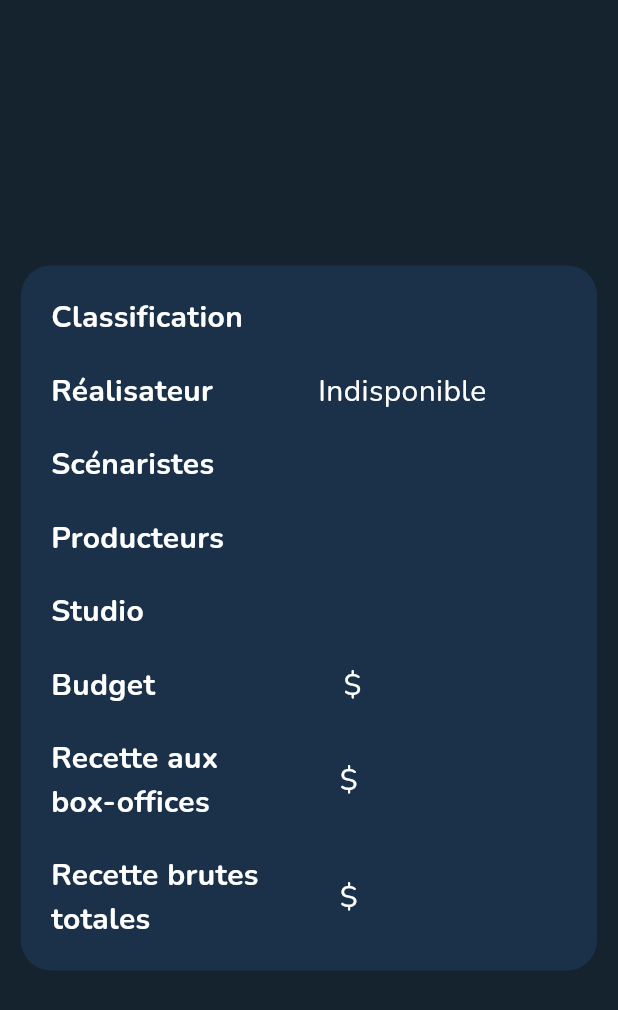
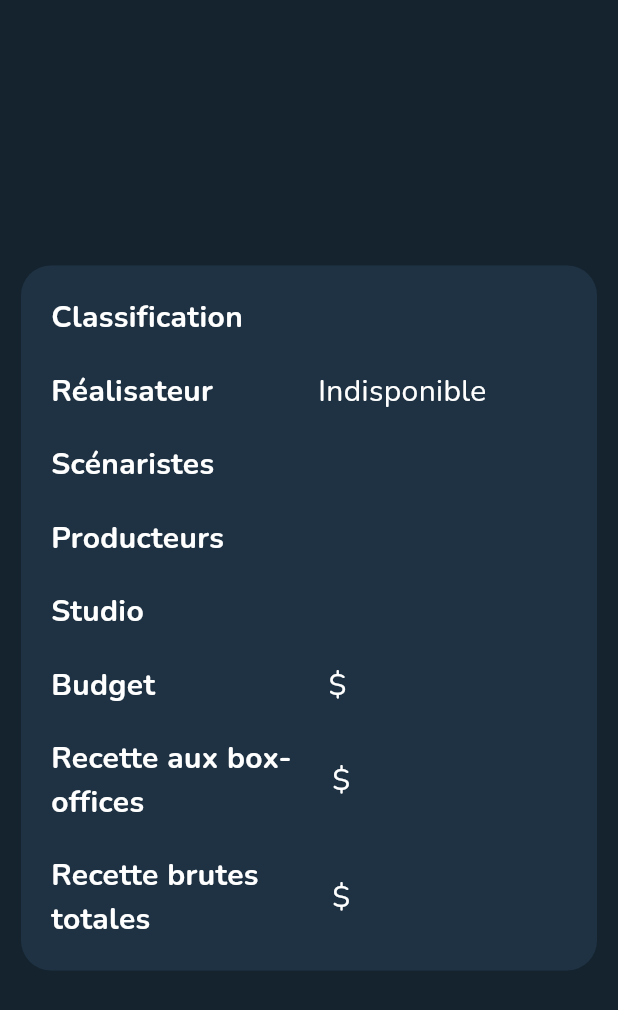
Before and after one commit to Xman77713/projet-flutter, a Flutter app: the SecondBlocDetailsMoviesInfos widget shown alone on an empty page, opened directly with empty values, on a phone screen of 412 x 824 dp. Shown: the top 1010 px of the screen. Run offline on Flutter 3.47's test engine with Material 3 defaults, Android fonts, the phone set to English and light mode, and no system bars; our stand-ins replace dio, flutter_bloc, flutter_svg, flutter_widget_from_html, go_router, google_fonts and 1 more; generated files the repository leaves out were written again; network calls fail.

Commit message:
review de code, reste à faire les secondBloc et ajout couleur blanche dans le res => app_color

```diff
--- a/lib/interface/pages/tabDetailMovie/second_bloc_details_movies_infos.dart
+++ b/lib/interface/pages/tabDetailMovie/second_bloc_details_movies_infos.dart
@@ -2,6 +2,7 @@ import 'package:flutter/material.dart';
 import 'package:flutter_projet_final/interface/model/utils/producerModel.dart';
 import 'package:flutter_projet_final/interface/model/utils/studioModel.dart';
 import 'package:flutter_projet_final/interface/model/utils/writerModel.dart';
+import 'package:flutter_projet_final/res/app_colors.dart';
 import 'package:google_fonts/google_fonts.dart';
 
 class SecondBlocDetailsMoviesInfos extends StatelessWidget {
@@ -30,9 +31,8 @@ class SecondBlocDetailsMoviesInfos extends StatelessWidget {
       padding: const EdgeInsets.all(14),
       child: Center(
         child: Container(
-          width: double.infinity,
           decoration: BoxDecoration(
-            color: const Color.fromARGB(255, 26, 49, 73),
+            color: AppColors.cardBackground,
             borderRadius: BorderRadius.circular(20),
           ),
           child: Padding(
@@ -46,7 +46,7 @@ class SecondBlocDetailsMoviesInfos extends StatelessWidget {
                       Text('Classification',
                           style: GoogleFonts.nunito(
                             textStyle: const TextStyle(
-                              color: Colors.white,
+                              color: AppColors.text,
                               fontWeight: FontWeight.bold,
                               fontSize: 20,
                             ),
@@ -56,8 +56,8 @@ class SecondBlocDetailsMoviesInfos extends StatelessWidget {
                         child: Text(rating ?? 'Indisponible',
                             style: GoogleFonts.nunito(
                               textStyle: const TextStyle(
-                                color: Colors.white,
-                                fontSize: 20,
+                                color: AppColors.text,
+                                fontSize: 17,
                               ),
                             )),
                       ),
@@ -70,7 +70,7 @@ class SecondBlocDetailsMoviesInfos extends StatelessWidget {
                       Text('Réalisateur',
                           style: GoogleFonts.nunito(
                             textStyle: const TextStyle(
-                              color: Colors.white,
+                              color: AppColors.text,
                               fontWeight: FontWeight.bold,
                               fontSize: 20,
                             ),
@@ -81,7 +81,7 @@ class SecondBlocDetailsMoviesInfos extends StatelessWidget {
                           'Indisponible',
                           style: GoogleFonts.nunito(
                             textStyle: const TextStyle(
-                                color: Colors.white,
+                                color: AppColors.text,
                                 fontSize: 20,
                                 overflow: TextOverflow.ellipsis),
                           ),
@@ -96,15 +96,14 @@ class SecondBlocDetailsMoviesInfos extends StatelessWidget {
                       Text('Scénaristes',
                           style: GoogleFonts.nunito(
                             textStyle: const TextStyle(
-                              color: Colors.white,
+                              color: AppColors.text,
                               fontWeight: FontWeight.bold,
                               fontSize: 20,
                             ),
                           )),
-                      const SizedBox(width: 70),
+                      const SizedBox(width: 50),
                       Expanded(
                         child: Column(
-                          crossAxisAlignment: CrossAxisAlignment.start,
                           children: List.generate(
                             writers!.listWritersModel.length,
                             (index) => SizedBox(
@@ -113,7 +112,7 @@ class SecondBlocDetailsMoviesInfos extends StatelessWidget {
                                 writers?.listWritersModel[index].name ?? '',
                                 style: GoogleFonts.nunito(
                                   textStyle: const TextStyle(
-                                      color: Colors.white,
+                                      color: AppColors.text,
                                       fontSize: 20,
                                       overflow: TextOverflow.ellipsis),
                                 ),
@@ -131,22 +130,21 @@ class SecondBlocDetailsMoviesInfos extends StatelessWidget {
                       Text('Producteurs',
                           style: GoogleFonts.nunito(
                             textStyle: const TextStyle(
-                              color: Colors.white,
+                              color: AppColors.text,
                               fontWeight: FontWeight.bold,
                               fontSize: 20,
                             ),
                           )),
-                      const SizedBox(width: 70),
+                      const SizedBox(width: 63),
                       Expanded(
                         child: Column(
-                          crossAxisAlignment: CrossAxisAlignment.start,
                           children: List.generate(
                             producers!.listProducersModel.length,
                             (index) => Text(
                               producers?.listProducersModel[index].name ?? '',
                               style: GoogleFonts.nunito(
                                 textStyle: const TextStyle(
-                                    color: Colors.white,
+                                    color: AppColors.text,
                                     fontSize: 20,
                                     overflow: TextOverflow.ellipsis),
                               ),
@@ -163,22 +161,21 @@ class SecondBlocDetailsMoviesInfos extends StatelessWidget {
                       Text('Studio',
                           style: GoogleFonts.nunito(
                             textStyle: const TextStyle(
-                              color: Colors.white,
+                              color: AppColors.text,
                               fontWeight: FontWeight.bold,
                               fontSize: 20,
                             ),
                           )),
-                      const SizedBox(width: 125),
+                      const SizedBox(width: 50),
                       Expanded(
                         child: Column(
-                          crossAxisAlignment: CrossAxisAlignment.start,
                           children: List.generate(
                             studios!.listStudiosModel.length,
                             (index) => Text(
                               studios?.listStudiosModel[index].name ?? '',
                               style: GoogleFonts.nunito(
                                 textStyle: const TextStyle(
-                                    color: Colors.white,
+                                    color: AppColors.text,
                                     fontSize: 20,
                                     overflow: TextOverflow.ellipsis),
                               ),
@@ -195,18 +192,18 @@ class SecondBlocDetailsMoviesInfos extends StatelessWidget {
                       Text('Budget',
                           style: GoogleFonts.nunito(
                             textStyle: const TextStyle(
-                              color: Colors.white,
+                              color: AppColors.text,
                               fontWeight: FontWeight.bold,
                               fontSize: 20,
                             ),
                           )),
-                      const SizedBox(width: 120),
+                      const SizedBox(width: 110),
                       Expanded(
                         child: Text(
                           '${budget ?? 'XX'} \$',
                           style: GoogleFonts.nunito(
                             textStyle: const TextStyle(
-                                color: Colors.white,
+                                color: AppColors.text,
                                 fontSize: 20,
                                 overflow: TextOverflow.ellipsis),
                           ),
@@ -222,19 +219,19 @@ class SecondBlocDetailsMoviesInfos extends StatelessWidget {
                         child: Text('Recette aux box-offices',
                             style: GoogleFonts.nunito(
                               textStyle: const TextStyle(
-                                color: Colors.white,
+                                color: AppColors.text,
                                 fontWeight: FontWeight.bold,
                                 fontSize: 20,
                               ),
                             )),
                       ),
-                      const SizedBox(width: 30),
+                      const SizedBox(width: 20),
                       Expanded(
                         child: Text(
                           '${box_office_revenue ?? 'XX'} \$',
                           style: GoogleFonts.nunito(
                             textStyle: const TextStyle(
-                                color: Colors.white,
+                                color: AppColors.text,
                                 fontSize: 20,
                                 overflow: TextOverflow.ellipsis),
                           ),
@@ -250,19 +247,19 @@ class SecondBlocDetailsMoviesInfos extends StatelessWidget {
                         child: Text('Recette brutes totales',
                             style: GoogleFonts.nunito(
                               textStyle: const TextStyle(
-                                color: Colors.white,
+                                color: AppColors.text,
                                 fontWeight: FontWeight.bold,
                                 fontSize: 20,
                               ),
                             )),
                       ),
-                      const SizedBox(width: 30),
+                      const SizedBox(width: 20),
                       Expanded(
                         child: Text(
                           '${total_revenue ?? 'XX'} \$',
                           style: GoogleFonts.nunito(
                             textStyle: const TextStyle(
-                                color: Colors.white,
+                                color: AppColors.text,
                                 fontSize: 20,
                                 overflow: TextOverflow.ellipsis),
                           ),
--- a/lib/interface/pages/tabDetailMovie/second_bloc_details_movies_people.dart
+++ b/lib/interface/pages/tabDetailMovie/second_bloc_details_movies_people.dart
@@ -11,7 +11,6 @@ class SecondBlocDetailsMoviesPeople extends StatelessWidget {
       padding: const EdgeInsets.all(14),
       child: Center(
         child: Container(
-          width: double.infinity,
           height: 700,
           decoration: BoxDecoration(
             color: AppColors.cardBackground,
```
Also changed, not shown: 1 other file.
